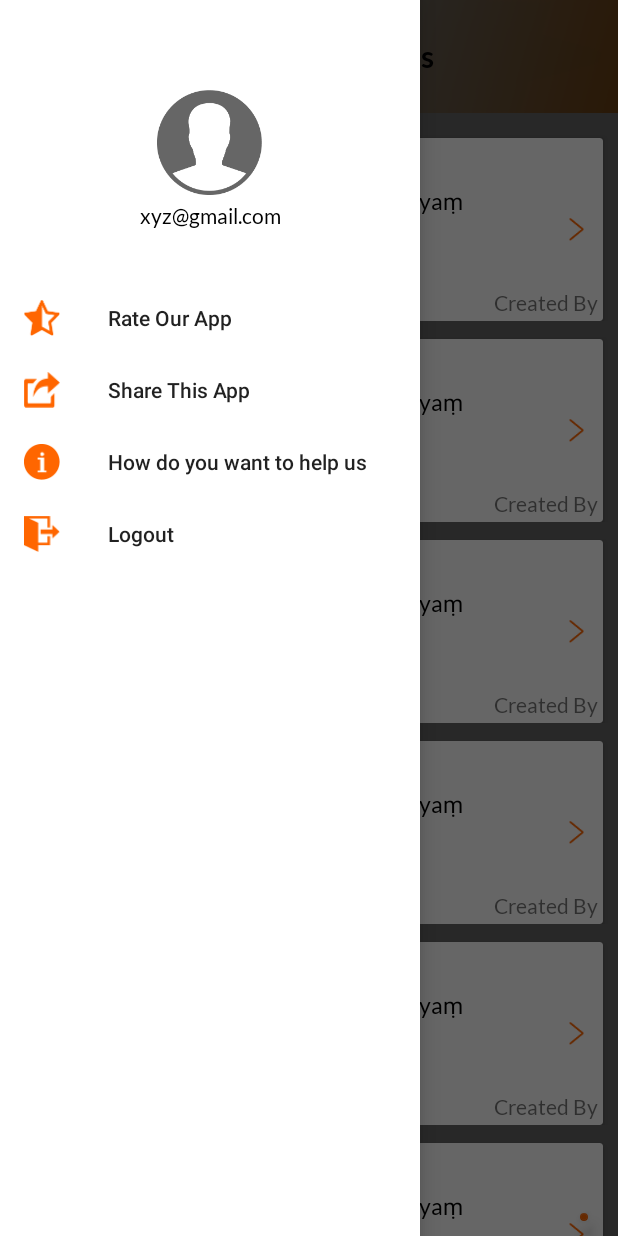
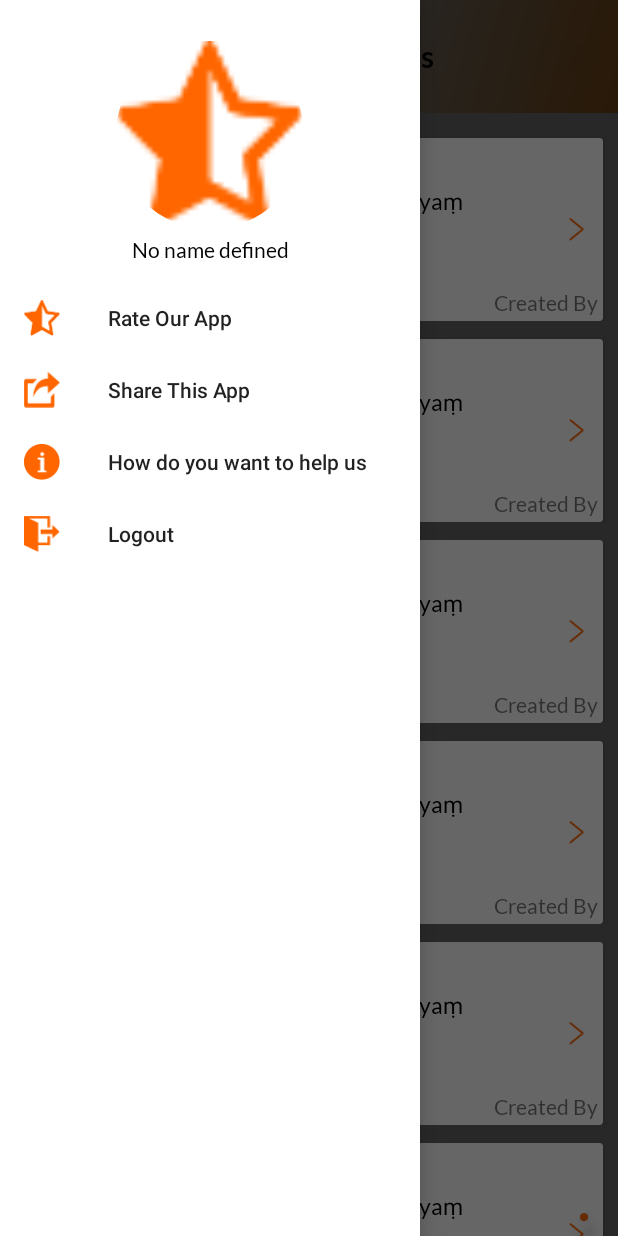
Before and after one commit to iamRAJASHEKAR/CounterProject, an Android app: the HomeActivity screen opened directly, with no data from a screen before it, with the side drawer open, on a phone screen of 412 x 824 dp. Run offline under Robolectric (Android 15) with nearby library versions, the phone set to English and light mode, and no system bars; our stand-ins replace CircleImageView; plain views replace FloatingActionButton; Roboto replaces fonts that are not available here; 3 statements that could not run were skipped.

Commit message:
new changes

```diff
--- a/app/build.gradle
+++ b/app/build.gradle
@@ -19,6 +19,8 @@ android {
 }
 
 dependencies {
+    implementation 'de.hdodenhof:circleimageview:2.2.0'
+    implementation 'com.github.bumptech.glide:glide:3.7.0'
     implementation 'com.google.gms:google-services:3.0.0'
     implementation 'com.google.android.gms:play-services-gcm:11.8.0'
     implementation 'com.google.android.gms:play-services-plus:11.8.0'
--- a/app/src/main/AndroidManifest.xml
+++ b/app/src/main/AndroidManifest.xml
@@ -2,6 +2,7 @@
 <manifest xmlns:android="http://schemas.android.com/apk/res/android"
     package="com.example.mypc.counterapp">
 
+    <uses-permission android:name="android.permission.VIBRATE" />
     <application
         android:allowBackup="true"
         android:icon="@mipmap/ic_launcher"
@@ -33,9 +34,7 @@
             android:name=".Activities.ChantsActivity"
             android:windowSoftInputMode="adjustPan"></activity>
         <activity android:name=".Counter.CounterActivity">
-
         </activity>
-
     </application>
 
 </manifest>
--- a/app/src/main/java/com/example/mypc/counterapp/Activities/HomeActivity.java
+++ b/app/src/main/java/com/example/mypc/counterapp/Activities/HomeActivity.java
@@ -3,6 +3,7 @@ package com.example.mypc.counterapp.Activities;
 import android.app.Dialog;
 import android.content.Context;
 import android.content.Intent;
+import android.content.SharedPreferences;
 import android.os.Bundle;
 import android.support.annotation.NonNull;
 import android.support.annotation.Nullable;
@@ -27,39 +28,52 @@ import android.widget.RelativeLayout;
 import android.widget.TextView;
 import android.widget.Toast;
 
+import com.bumptech.glide.Glide;
 import com.example.mypc.counterapp.Fonts.TextViewBold;
 import com.example.mypc.counterapp.Fonts.TextViewRegular;
 import com.example.mypc.counterapp.Model.Chants;
 import com.example.mypc.counterapp.R;
+import com.example.mypc.counterapp.sessions.SessionsManager;
+import com.google.android.gms.auth.api.Auth;
+import com.google.android.gms.auth.api.signin.GoogleSignInOptions;
+import com.google.android.gms.common.ConnectionResult;
+import com.google.android.gms.common.api.GoogleApiClient;
+import com.google.android.gms.common.api.ResultCallback;
+import com.google.android.gms.common.api.Status;
 
 import java.util.ArrayList;
 
-public class HomeActivity extends AppCompatActivity
-{
+import de.hdodenhof.circleimageview.CircleImageView;
+
+public class HomeActivity extends AppCompatActivity implements GoogleApiClient.OnConnectionFailedListener {
 
     DrawerLayout drawerLayout;
-
     public static boolean check = true;
     public static boolean checked = false;
     RecyclerView chantRecyclerview;
     Toolbar toolbar;
+    SessionsManager sessionsManager;
+    TextView user_name;
     TextViewBold toolbar_text;
     ImageView toolabr_image;
+    CircleImageView imageView_profile;
     ArrayList<Chants> chantsArrayList;
     HomeAdapter homeAdapter;
     com.github.clans.fab.FloatingActionButton floatingActionButton;
     ActionBarDrawerToggle actionBarDrawerToggle;
     NavigationView navigationView;
-
-
+    GoogleApiClient googleApiClient;
 
 
     @Override
-    protected void onCreate(@Nullable Bundle savedInstanceState)
-    {
+    protected void onCreate(@Nullable Bundle savedInstanceState) {
         super.onCreate(savedInstanceState);
         setContentView(R.layout.acitvity_home);
-
+        sessionsManager = new SessionsManager(this);
+        navigationView = findViewById(R.id.navigation_view);
+        imageView_profile = navigationView.getHeaderView(0).findViewById(R.id.image_profile);
+        user_name = navigationView.getHeaderView(0).findViewById(R.id.text_email);
+        imageView_profile.setImageResource(R.drawable.ic_star);
         toolbar = findViewById(R.id.toolBar);
         setSupportActionBar(toolbar);
         toolabr_image = findViewById(R.id.toolabar_icon);
@@ -69,34 +83,32 @@ public class HomeActivity extends AppCompatActivity
 
         drawerLayout = findViewById(R.id.drawerLayout);
 
-        actionBarDrawerToggle = new ActionBarDrawerToggle(this,drawerLayout,toolbar,R.string.open,R.string.close);
+        actionBarDrawerToggle = new ActionBarDrawerToggle(this, drawerLayout, toolbar, R.string.open, R.string.close);
         drawerLayout.setDrawerListener(actionBarDrawerToggle);
 
         navigationView = findViewById(R.id.navigation_view);
         navigationView.setItemIconTintList(null);
         navigationView.setNavigationItemSelectedListener(new NavigationView.OnNavigationItemSelectedListener() {
             @Override
-            public boolean onNavigationItemSelected(MenuItem item)
-            {
+            public boolean onNavigationItemSelected(MenuItem item) {
                 drawerLayout.closeDrawers();
-               // item.setCheckable(true);
-                Log.e("item"," "+item.getTitle());
-                switch (item.getItemId())
-                {
+                // item.setCheckable(true);
+                Log.e("item", " " + item.getTitle());
+                switch (item.getItemId()) {
                     case R.id.rate_us:
-                        Log.e("rateus","rateus");
+                        Log.e("rateus", "rateus");
                         break;
                     case R.id.share:
-                        Log.e("share","share");
+                        Log.e("share", "share");
                         break;
 
                     case R.id.help:
-                        Log.e("help","help");
-                        startActivity(new Intent(getApplicationContext(),HelpUsActivity.class));
+                        Log.e("help", "help");
+                        startActivity(new Intent(getApplicationContext(), HelpUsActivity.class));
                         break;
 
                     case R.id.logout:
-                        Log.e("logout","logout");
+                        Log.e("logout", "logout");
                         logoutDialog();
                         break;
 
@@ -105,25 +117,42 @@ public class HomeActivity extends AppCompatActivity
             }
         });
 
-      //click on navigationview
+        //click on navigationview
         toolabr_image.setOnClickListener(new View.OnClickListener() {
             @Override
             public void onClick(View view) {
-                    drawerLayout.openDrawer(GravityCompat.START);
+                drawerLayout.openDrawer(GravityCompat.START);
             }
         });
+        GoogleSignInOptions gso = new GoogleSignInOptions.Builder(GoogleSignInOptions.DEFAULT_SIGN_IN)
+                .requestIdToken(getString(R.string.default_web_client_id))
+                .requestEmail()
+                .build();
+        googleApiClient = new GoogleApiClient.Builder(this)
+                .enableAutoManage(this, HomeActivity.this)
+                .addApi(Auth.GOOGLE_SIGN_IN_API, gso)
+                .build();
+        init();
 
-
-
-       init();
-
+        set_profile(imageView_profile, user_name);
 
 
     }
 
 
-    public void init()
-    {
+    public void set_profile(CircleImageView imageView, TextView textView) {
+        SharedPreferences prefs = getSharedPreferences(LoginActivity.MY_PREFS_NAME, MODE_PRIVATE);
+
+        String name = prefs.getString("name", "No name defined");
+        String url = prefs.getString("photo", "No name defined");
+
+        Log.e("logindude", name + "\n" + url);
+
+        Glide.with(getApplicationContext()).load(url).asBitmap().into(imageView);
+        textView.setText(name);
+    }
+
+    public void init() {
 
         chantsArrayList = new ArrayList<>();
         floatingActionButton = findViewById(R.id.fab);
@@ -135,9 +164,6 @@ public class HomeActivity extends AppCompatActivity
         chantRecyclerview.setLayoutManager(new LinearLayoutManager(this));
         chantRecyclerview.setAdapter(homeAdapter);
     }
-
-
-
 
 
     public void setData() {
@@ -181,10 +207,9 @@ public class HomeActivity extends AppCompatActivity
 
     ////////Logout alert Dailog
 
-    public void logoutDialog()
-    {
+    public void logoutDialog() {
 
-        TextViewRegular yes,no;
+        TextViewRegular yes, no;
         final Dialog dialog = new Dialog(HomeActivity.this);
         dialog.requestWindowFeature(Window.FEATURE_NO_TITLE);
         dialog.setCanceledOnTouchOutside(false);
@@ -196,9 +221,22 @@ public class HomeActivity extends AppCompatActivity
         dialog.getWindow().setBackgroundDrawableResource(R.drawable.dialog_background);
         yes.setOnClickListener(new View.OnClickListener() {
             @Override
-            public void onClick(View view) {
-                Log.e("call","dialog yes");
-                startActivity(new Intent(getApplicationContext(),LoginActivity.class));
+            public void onClick(View view)
+            {
+                Log.e("call", "dialog yes");
+
+                Auth.GoogleSignInApi.signOut(googleApiClient).setResultCallback(
+                        new ResultCallback<Status>() {
+                            @Override
+                            public void onResult(Status status) {
+                                startActivity(new Intent(getApplicationContext(), LoginActivity.class));
+                                if (sessionsManager.isLoggedIn()) {
+                                    sessionsManager.setLogin(false);
+                                }
+                                //      Toast.makeText(HomeActivity.this, "Logged out", Toast.LENGTH_SHORT).show();
+
+                            }
+                        });
                 drawerLayout.closeDrawers();
             }
         });
@@ -206,7 +244,7 @@ public class HomeActivity extends AppCompatActivity
         no.setOnClickListener(new View.OnClickListener() {
             @Override
             public void onClick(View view) {
-                Log.e("call","dialog no");
+                Log.e("call", "dialog no");
                 dialog.dismiss();
                 drawerLayout.closeDrawers();
             }
@@ -215,7 +253,10 @@ public class HomeActivity extends AppCompatActivity
         dialog.show();
 
 
+    }
 
+    @Override
+    public void onConnectionFailed(@NonNull ConnectionResult connectionResult) {
 
     }
 
@@ -256,7 +297,7 @@ public class HomeActivity extends AppCompatActivity
                 itemView.setOnClickListener(new View.OnClickListener() {
                     @Override
                     public void onClick(View view) {
-                        Log.e("pos"," "+getLayoutPosition());
+                        Log.e("pos", " " + getLayoutPosition());
                         startActivity(new Intent(getApplicationContext(), ChantsActivity.class));
                     }
                 });
--- a/app/src/main/java/com/example/mypc/counterapp/Counter/CounterActivity.java
+++ b/app/src/main/java/com/example/mypc/counterapp/Counter/CounterActivity.java
@@ -168,7 +168,8 @@ public class CounterActivity extends AppCompatActivity {
     @Override
     public boolean onKeyDown(int keyCode, KeyEvent event) {
         if (keyCode == KeyEvent.KEYCODE_VOLUME_UP) {
-            if (state == 1) {
+            if (state == 1)
+            {
                 plus();
             }
         } else if (keyCode == KeyEvent.KEYCODE_VOLUME_DOWN) {
--- /dev/null
+++ b/app/src/main/java/com/example/mypc/counterapp/sessions/SessionsManager.java
@@ -0,0 +1,33 @@
+package com.example.mypc.counterapp.sessions;
+
+import android.content.Context;
+import android.content.SharedPreferences;
+import android.util.Log;
+
+public class SessionsManager {
+    private static String TAG = SessionsManager.class.getSimpleName();
+    SharedPreferences pref;
+    SharedPreferences.Editor editor;
+    Context _context;
+    int PRIVATE_MODE = 0;
+
+    private static final String PREF_NAME = "BelajarLogin";
+    private static final String KEY_IS_LOGGEDIN = "isLoggedIn";
+
+    public SessionsManager(Context context) {
+        this._context = context;
+        pref = _context.getSharedPreferences(PREF_NAME, PRIVATE_MODE);
+        editor = pref.edit();
+    }
+
+    public void setLogin(boolean isLoggedIn) {
+        editor.putBoolean(KEY_IS_LOGGEDIN, isLoggedIn);
+        editor.commit();
+        Log.d(TAG, "User login session modified!");
+    }
+
+    public boolean isLoggedIn() {
+        return pref.getBoolean(KEY_IS_LOGGEDIN, false);
+    }
+
+}
--- a/app/src/main/res/layout/activity_navigation_header.xml
+++ b/app/src/main/res/layout/activity_navigation_header.xml
@@ -1,31 +1,36 @@
 <?xml version="1.0" encoding="utf-8"?>
-<RelativeLayout
-    xmlns:android="http://schemas.android.com/apk/res/android"
+<RelativeLayout xmlns:android="http://schemas.android.com/apk/res/android"
     android:layout_width="match_parent"
-    android:background="@android:color/white"
-    android:layout_height="match_parent">
+    android:layout_height="match_parent"
+    android:background="@android:color/white">
 
     <RelativeLayout
+        android:id="@+id/rl_sidemenu_logo"
         android:layout_width="match_parent"
-       android:id="@+id/rl_sidemenu_logo"
         android:layout_height="180dp">
 
-       <ImageView
-           android:layout_width="70dp"
-           android:id="@+id/image_logo"
-           android:background="@drawable/ic_profile"
+        <RelativeLayout
+            android:id="@+id/relative_profile"
+            android:layout_width="125dp"
+            android:layout_height="125dp"
             android:layout_centerHorizontal="true"
-           android:layout_marginTop="60dp"
-           android:layout_height="70dp" />
+            android:layout_centerVertical="true">
+
+            <de.hdodenhof.circleimageview.CircleImageView
+                android:id="@+id/image_profile"
+                android:layout_width="match_parent"
+                android:layout_height="match_parent" />
+        </RelativeLayout>
+
         <com.example.mypc.counterapp.Fonts.TextViewRegular
+            android:id="@+id/text_email"
             android:layout_width="match_parent"
-           android:id="@+id/text_email"
+            android:layout_height="wrap_content"
+            android:layout_below="@+id/relative_profile"
             android:layout_marginTop="5dp"
-           android:textColor="@android:color/black"
-           android:layout_below="@+id/image_logo"
             android:gravity="center_horizontal"
             android:text="xyz@gmail.com"
-           android:layout_height="wrap_content" />
+            android:textColor="@android:color/black" />
     </RelativeLayout>
 
     <!--<LinearLayout
@@ -135,6 +140,4 @@
 -->
 
 
-
-
 </RelativeLayout>
```
Also changed, not shown: app/src/main/java/com/example/mypc/counterapp/Activities/LoginActivity.java (+35 -19 lines). Lines whose indentation alone changed are shown as unchanged.
